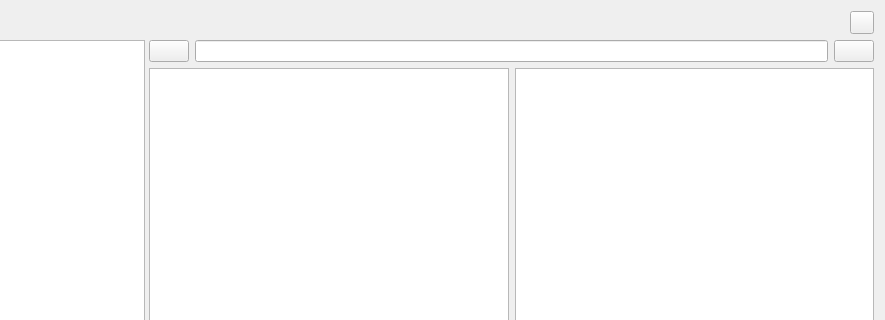
First picture: the form in GitNote.ui, repository pluohust/GitNote, before the edit; both pictures show x 220 to 1105 and y 0 to 320 of the 1105 by 789 pixel window.
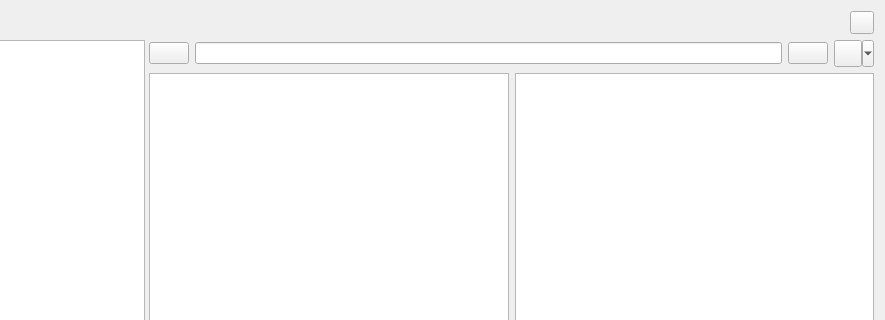
Second picture: the form after the edit.

```diff
--- a/GitNote.ui
+++ b/GitNote.ui
@@ -191,6 +191,22 @@
            </property>
           </widget>
          </item>
+         <item>
+          <widget class="QToolButton" name="toolButton_functions">
+           <property name="text">
+            <string/>
+           </property>
+           <property name="iconSize">
+            <size>
+             <width>20</width>
+             <height>20</height>
+            </size>
+           </property>
+           <property name="popupMode">
+            <enum>QToolButton::MenuButtonPopup</enum>
+           </property>
+          </widget>
+         </item>
         </layout>
        </item>
        <item>
```
Left out of the diff: 1 changed line with no effect on the pictures.
